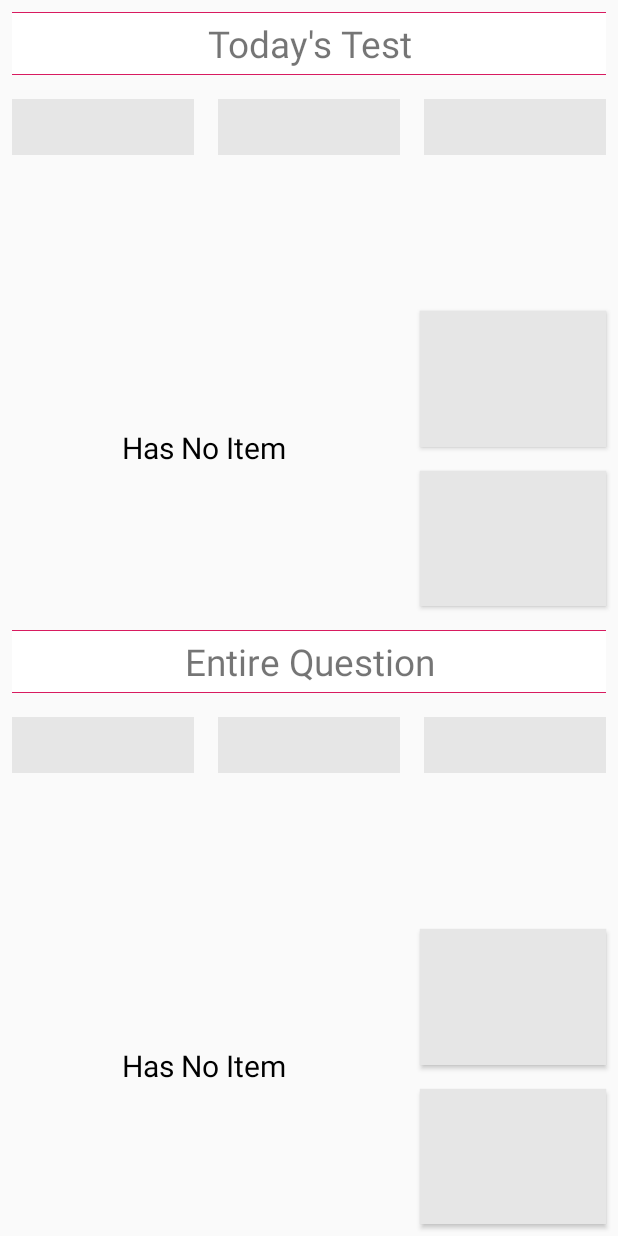
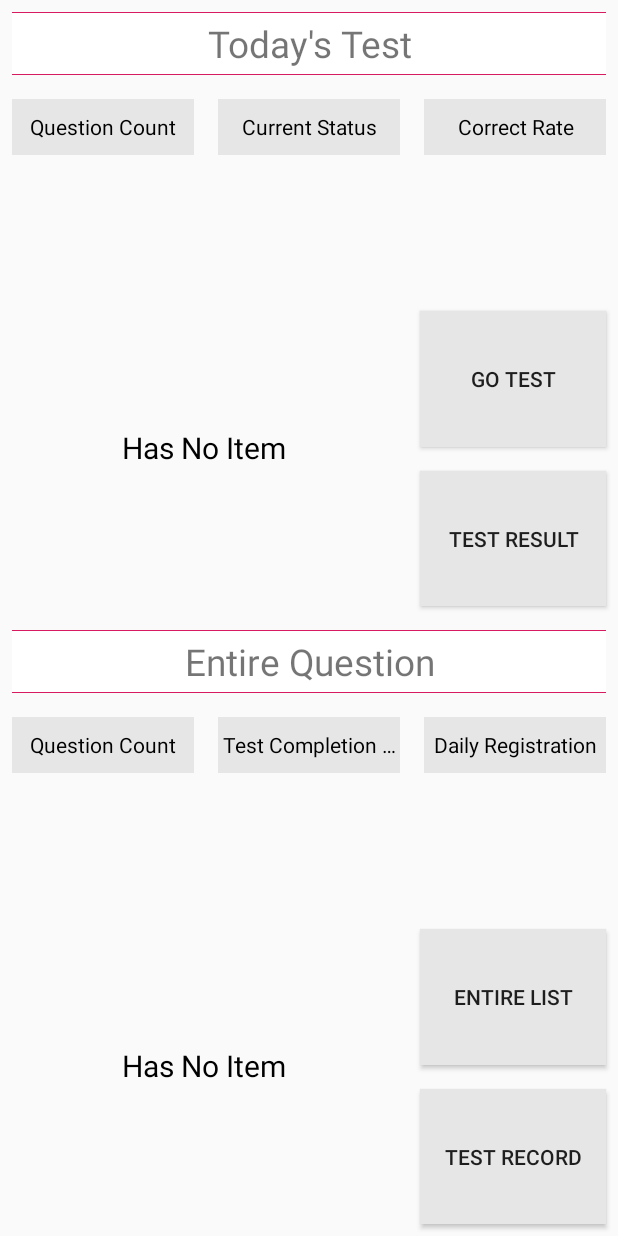
Before and after one commit to yangsangho/Daily-Test, an Android app: the screen it shows after launch (MainActivity), on a phone screen of 412 x 824 dp. Run offline under Robolectric (Android 15) with nearby library versions, the light colour scheme and no system bars; our stand-ins replace Room's generated code, data binding.

Commit message:
apply Koin & basic activity_main.xml

```diff
--- a/app/build.gradle
+++ b/app/build.gradle
@@ -53,4 +53,9 @@ dependencies {
     def lifecycle_version = "2.2.0-rc03"
     implementation "androidx.lifecycle:lifecycle-extensions:$lifecycle_version"
     kapt "androidx.lifecycle:lifecycle-compiler:$lifecycle_version"
+
+    def koin_version = "2.0.1"
+    implementation "org.koin:koin-android:$koin_version"
+    implementation "org.koin:koin-androidx-scope:$koin_version"
+    implementation "org.koin:koin-androidx-viewmodel:$koin_version"
 }
--- a/app/src/main/AndroidManifest.xml
+++ b/app/src/main/AndroidManifest.xml
@@ -9,6 +9,7 @@
         android:label="@string/app_name"
         android:roundIcon="@mipmap/ic_launcher_round"
         android:supportsRtl="true"
+        android:name=".MyApplication"
         android:theme="@style/AppTheme">
         <activity android:name=".view.MainActivity">
             <intent-filter>
--- /dev/null
+++ b/app/src/main/java/kr/yangbob/memorization/KoinModule.kt
@@ -0,0 +1,22 @@
+package kr.yangbob.memorization
+
+import androidx.room.Room
+import kr.yangbob.memorization.db.MemDatabase
+import kr.yangbob.memorization.model.MemRepository
+import kr.yangbob.memorization.viewmodel.MainViewModel
+import org.koin.android.ext.koin.androidContext
+import org.koin.androidx.viewmodel.dsl.viewModel
+import org.koin.dsl.module
+
+
+val viewModelModule = module {
+    viewModel {
+        MainViewModel(get())
+    }
+    single { MemRepository( get() ) }
+    single {
+        Room.databaseBuilder(androidContext(),
+            MemDatabase::class.java, "Memorization"
+        ).fallbackToDestructiveMigration().build()
+    }
+}
--- /dev/null
+++ b/app/src/main/java/kr/yangbob/memorization/MyApplication.kt
@@ -0,0 +1,15 @@
+package kr.yangbob.memorization
+
+import android.app.Application
+import org.koin.android.ext.koin.androidContext
+import org.koin.core.context.startKoin
+
+class MyApplication : Application() {
+    override fun onCreate() {
+        super.onCreate()
+        startKoin {
+            androidContext(this@MyApplication)
+            modules(viewModelModule)
+        }
+    }
+}
--- a/app/src/main/java/kr/yangbob/memorization/db/MemDatabase.kt
+++ b/app/src/main/java/kr/yangbob/memorization/db/MemDatabase.kt
@@ -1,8 +1,6 @@
 package kr.yangbob.memorization.db
 
-import android.content.Context
 import androidx.room.Database
-import androidx.room.Room
 import androidx.room.RoomDatabase
 import androidx.room.TypeConverters
 
@@ -14,22 +12,22 @@ abstract class MemDatabase : RoomDatabase()
     abstract fun getTestDao(): TestDao
     abstract fun getTrackDao(): TrackDao
 
-    companion object
-    {
-        private var INSTANCE: MemDatabase? = null
-
-        fun getInstance(context: Context): MemDatabase?
-        {
-            if (INSTANCE == null)
-            {
-                synchronized(MemDatabase::class)
-                {
-                    INSTANCE = Room.databaseBuilder(context.applicationContext,
-                                                    MemDatabase::class.java, "Memorization"
-                                                   ).fallbackToDestructiveMigration().build()
-                }
-            }
-            return INSTANCE
-        }
-    }
+//    companion object
+//    {
+//        private var INSTANCE: MemDatabase? = null
+//
+//        fun getInstance(context: Context): MemDatabase?
+//        {
+//            if (INSTANCE == null)
+//            {
+//                synchronized(MemDatabase::class)
+//                {
+//                    INSTANCE = Room.databaseBuilder(context.applicationContext,
+//                                                    MemDatabase::class.java, "Memorization"
+//                                                   ).fallbackToDestructiveMigration().build()
+//                }
+//            }
+//            return INSTANCE
+//        }
+//    }
 }
--- a/app/src/main/java/kr/yangbob/memorization/model/MemRepository.kt
+++ b/app/src/main/java/kr/yangbob/memorization/model/MemRepository.kt
@@ -1,12 +1,10 @@
 package kr.yangbob.memorization.model
 
-import android.app.Application
 import kotlinx.coroutines.runBlocking
 import kr.yangbob.memorization.db.*
 
-class MemRepository(application: Application)
+class MemRepository(memDB: MemDatabase)
 {
-    private val memDB = MemDatabase.getInstance(application)!!
     private val qst: QstDao = memDB.getQnaDao()
     private val test: TestDao = memDB.getTestDao()
     private val track: TrackDao = memDB.getTrackDao()
--- a/app/src/main/java/kr/yangbob/memorization/view/MainActivity.kt
+++ b/app/src/main/java/kr/yangbob/memorization/view/MainActivity.kt
@@ -1,34 +1,29 @@
 package kr.yangbob.memorization.view
 
 import android.os.Bundle
-import android.util.Log
 import androidx.appcompat.app.AppCompatActivity
 import androidx.databinding.DataBindingUtil
-import androidx.lifecycle.ViewModelProvider
-import kotlinx.android.synthetic.main.activity_main.*
 import kr.yangbob.memorization.R
 import kr.yangbob.memorization.databinding.ActivityMainBinding
 import kr.yangbob.memorization.viewmodel.MainViewModel
+import org.koin.androidx.viewmodel.ext.android.viewModel
 
 class MainActivity : AppCompatActivity() {
 
-    private lateinit var model: MainViewModel
+    val model: MainViewModel by viewModel()
 
     override fun onCreate(savedInstanceState: Bundle?) {
-        Log.i("TEST", "Main onCreate()")
         super.onCreate(savedInstanceState)
 
         val binding: ActivityMainBinding = DataBindingUtil.setContentView(this, R.layout.activity_main)
         binding.lifecycleOwner = this
-        model = ViewModelProvider.AndroidViewModelFactory.getInstance(application)
-            .create(MainViewModel::class.java)
         binding.model = model
-
-
+//        val todayChart = binding.dashboardToday.dashboardChart
+//        val entireChart = binding.dashboardEntire.dashboardChart
+//        todayChart.setDataList(listOf(1,2,3,4,5,6,7))
+//        entireChart.setDataList(listOf(7,6,5,4,3,2,1))
 
         initUi()
-
-
     }
 
     private fun initUi() {
--- a/app/src/main/java/kr/yangbob/memorization/viewmodel/MainViewModel.kt
+++ b/app/src/main/java/kr/yangbob/memorization/viewmodel/MainViewModel.kt
@@ -1,20 +1,14 @@
 package kr.yangbob.memorization.viewmodel
 
-import android.app.Application
-import androidx.lifecycle.AndroidViewModel
-import kr.yangbob.memorization.R
+import androidx.lifecycle.ViewModel
 import kr.yangbob.memorization.db.Qst
 import kr.yangbob.memorization.db.Test
 import kr.yangbob.memorization.db.TestIncTitle
 import kr.yangbob.memorization.model.MemRepository
 
-class MainViewModel(application: Application): AndroidViewModel(application)
+class MainViewModel(val memRepo: MemRepository): ViewModel()
 {
-    private val memRepo = MemRepository(application)
-
     fun getAllQna(): List<Qst> = memRepo.getAllQnA()
     fun getAllTest(): List<Test> = memRepo.getAllTest()
     fun getAllIncTitle(): List<TestIncTitle> = memRepo.getAllIncTitle()
-
-    val testText = application.resources.getText(R.string.dashboard_today_card3)
 }
--- a/app/src/main/res/layout/activity_main.xml
+++ b/app/src/main/res/layout/activity_main.xml
@@ -1,8 +1,8 @@
 <?xml version="1.0" encoding="utf-8"?>
-<layout
-    xmlns:android="http://schemas.android.com/apk/res/android"
+<layout xmlns:android="http://schemas.android.com/apk/res/android"
     xmlns:app="http://schemas.android.com/apk/res-auto"
     xmlns:tools="http://schemas.android.com/tools">
+
     <data>
         <variable
             name="model"
@@ -12,6 +12,57 @@
     <androidx.constraintlayout.widget.ConstraintLayout
         android:layout_width="match_parent"
         android:layout_height="match_parent">
+
+
+        <TextView
+            android:layout_width="0dp"
+            android:layout_height="0dp"
+            android:layout_margin="8dp"
+            android:background="@drawable/delimiter_top_bot"
+            android:gravity="center"
+            android:padding="4dp"
+            android:text="@string/today_test"
+            app:autoSizeTextType="uniform"
+            app:layout_constraintBottom_toBottomOf="@id/GL1"
+            app:layout_constraintEnd_toEndOf="parent"
+            app:layout_constraintStart_toStartOf="parent"
+            app:layout_constraintTop_toTopOf="parent" />
+
+        <include
+            android:id="@+id/dashboard_today"
+            layout="@layout/dashboard_module"
+            android:layout_width="0dp"
+            android:layout_height="0dp"
+            app:layout_constraintBottom_toBottomOf="@id/GLhalf"
+            app:layout_constraintEnd_toEndOf="parent"
+            app:layout_constraintStart_toStartOf="parent"
+            app:layout_constraintTop_toTopOf="@id/GL1"
+            app:isOne = "@{true}" />
+
+        <TextView
+            android:layout_width="0dp"
+            android:layout_height="0dp"
+            android:layout_margin="8dp"
+            android:background="@drawable/delimiter_top_bot"
+            android:gravity="center"
+            android:padding="4dp"
+            android:text="@string/entire_question"
+            app:autoSizeTextType="uniform"
+            app:layout_constraintBottom_toBottomOf="@id/GL2"
+            app:layout_constraintEnd_toEndOf="parent"
+            app:layout_constraintStart_toStartOf="parent"
+            app:layout_constraintTop_toTopOf="@id/GLhalf" />
+
+        <include
+            android:id="@+id/dashboard_entire"
+            layout="@layout/dashboard_module"
+            android:layout_width="0dp"
+            android:layout_height="0dp"
+            app:layout_constraintBottom_toBottomOf="parent"
+            app:layout_constraintEnd_toEndOf="parent"
+            app:layout_constraintStart_toStartOf="parent"
+            app:layout_constraintTop_toTopOf="@id/GL2"
+            app:isOne = "@{false}"/>
 
         <androidx.constraintlayout.widget.Guideline
             android:id="@+id/GLhalf"
@@ -34,55 +85,5 @@
             android:orientation="horizontal"
             app:layout_constraintGuide_percent=".57" />
 
-        <TextView
-            android:layout_width="0dp"
-            android:layout_height="0dp"
-            android:layout_margin="8dp"
-            android:background="@drawable/delimiter_top_bot"
-            android:gravity="center"
-            android:padding="4dp"
-            android:text="@string/today_test"
-            app:autoSizeTextType="uniform"
-            app:layout_constraintBottom_toBottomOf="@id/GL1"
-            app:layout_constraintEnd_toEndOf="parent"
-            app:layout_constraintStart_toStartOf="parent"
-            app:layout_constraintTop_toTopOf="parent" />
-
-        <include
-            layout="@layout/dashboard_module"
-            android:layout_width="0dp"
-            android:layout_height="0dp"
-            app:layout_constraintBottom_toBottomOf="@id/GLhalf"
-            app:layout_constraintEnd_toEndOf="parent"
-            app:layout_constraintStart_toStartOf="parent"
-            app:layout_constraintTop_toTopOf="@id/GL1"
-            app:model = "@{model}"
-            />
-
-
-        <TextView
-            android:layout_width="0dp"
-            android:layout_height="0dp"
-            android:layout_margin="8dp"
-            android:background="@drawable/delimiter_top_bot"
-            android:gravity="center"
-            android:padding="4dp"
-            android:text="@string/entire_question"
-            app:autoSizeTextType="uniform"
-            app:layout_constraintBottom_toBottomOf="@id/GL2"
-            app:layout_constraintEnd_toEndOf="parent"
-            app:layout_constraintStart_toStartOf="parent"
-            app:layout_constraintTop_toTopOf="@id/GLhalf" />
-
-        <include
-            layout="@layout/dashboard_module"
-            android:layout_width="0dp"
-            android:layout_height="0dp"
-            app:layout_constraintBottom_toBottomOf="parent"
-            app:layout_constraintEnd_toEndOf="parent"
-            app:layout_constraintStart_toStartOf="parent"
-            app:layout_constraintTop_toTopOf="@id/GL2" />
-
-
     </androidx.constraintlayout.widget.ConstraintLayout>
 </layout>
--- a/app/src/main/res/layout/dashboard_card.xml
+++ b/app/src/main/res/layout/dashboard_card.xml
@@ -5,8 +5,8 @@
 
     <data>
         <variable
-            name="model"
-            type="kr.yangbob.memorization.viewmodel.MainViewModel" />
+            name="title"
+            type="String" />
     </data>
 
     <androidx.constraintlayout.widget.ConstraintLayout
@@ -21,15 +21,14 @@
             android:ellipsize="end"
             android:gravity="center"
             android:maxLines="1"
-            android:padding="10dp"
-            app:autoSizeStepGranularity="1sp"
-            app:autoSizeTextType="uniform"
+            android:text="@{title}"
+            android:textColor="@color/black"
+            android:textSize="14sp"
             app:layout_constraintBottom_toTopOf="@id/glH"
             app:layout_constraintEnd_toEndOf="parent"
             app:layout_constraintStart_toStartOf="parent"
             app:layout_constraintTop_toTopOf="parent"
-            tools:text="Test Completion"
-            android:text="@{model.testText}"/>
+            tools:text="Test Completion" />
 
         <androidx.constraintlayout.widget.Guideline
             android:id="@+id/glH"
@@ -45,9 +44,8 @@
             android:ellipsize="end"
             android:gravity="center"
             android:maxLines="1"
-            android:padding="20dp"
-            app:autoSizeStepGranularity="1sp"
-            app:autoSizeTextType="uniform"
+            android:textColor="@color/black"
+            android:textSize="24sp"
             app:layout_constraintBottom_toBottomOf="parent"
             app:layout_constraintEnd_toEndOf="parent"
             app:layout_constraintStart_toStartOf="parent"
--- a/app/src/main/res/layout/dashboard_module.xml
+++ b/app/src/main/res/layout/dashboard_module.xml
@@ -5,8 +5,8 @@
     xmlns:tools="http://schemas.android.com/tools">
     <data>
         <variable
-            name="model"
-            type="kr.yangbob.memorization.viewmodel.MainViewModel" />
+            name="isOne"
+            type="Boolean" />
     </data>
     <androidx.constraintlayout.widget.ConstraintLayout
         android:layout_width="match_parent"
@@ -22,7 +22,7 @@
             app:layout_constraintStart_toStartOf="parent"
             app:layout_constraintEnd_toStartOf="@id/dashboardCard2"
             app:layout_constraintBottom_toTopOf="@id/glH"
-            app:model = "@{model}"
+            app:title = "@{isOne ? @string/dashboard_today_card1 : @string/dashboard_entire_card1}"
             />
 
         <include
@@ -35,7 +35,7 @@
             app:layout_constraintStart_toEndOf="@id/dashboardCard1"
             app:layout_constraintEnd_toStartOf="@id/dashboardCard3"
             app:layout_constraintBottom_toTopOf="@id/glH"
-            app:text = "@{@}"
+            app:title = "@{isOne ? @string/dashboard_today_card2 : @string/dashboard_entire_card2}"
             />
 
 
@@ -49,6 +49,7 @@
             app:layout_constraintEnd_toEndOf="parent"
             app:layout_constraintStart_toEndOf="@id/dashboardCard2"
             app:layout_constraintBottom_toTopOf="@id/glH"
+            app:title = "@{isOne ? @string/dashboard_today_card3 : @string/dashboard_entire_card3}"
             />
 
         <androidx.constraintlayout.widget.Guideline
@@ -74,6 +75,7 @@
             app:layout_constraintBottom_toTopOf="@id/dashboardBtn2"
             app:layout_constraintTop_toBottomOf="@id/glH"
             app:layout_constraintStart_toEndOf="@id/glV"
+            android:text="@{isOne ? @string/dashboard_today_btn1 : @string/dashboard_entire_btn1}"
             tools:text="@string/test_go"
             />
         <Button
@@ -86,6 +88,7 @@
             app:layout_constraintTop_toBottomOf="@id/dashboardBtn1"
             app:layout_constraintBottom_toBottomOf="parent"
             app:layout_constraintStart_toEndOf="@id/glV"
+            android:text="@{isOne ? @string/dashboard_today_btn2 : @string/dashboard_entire_btn2}"
             tools:text="@string/test_result"
             />
 
```
